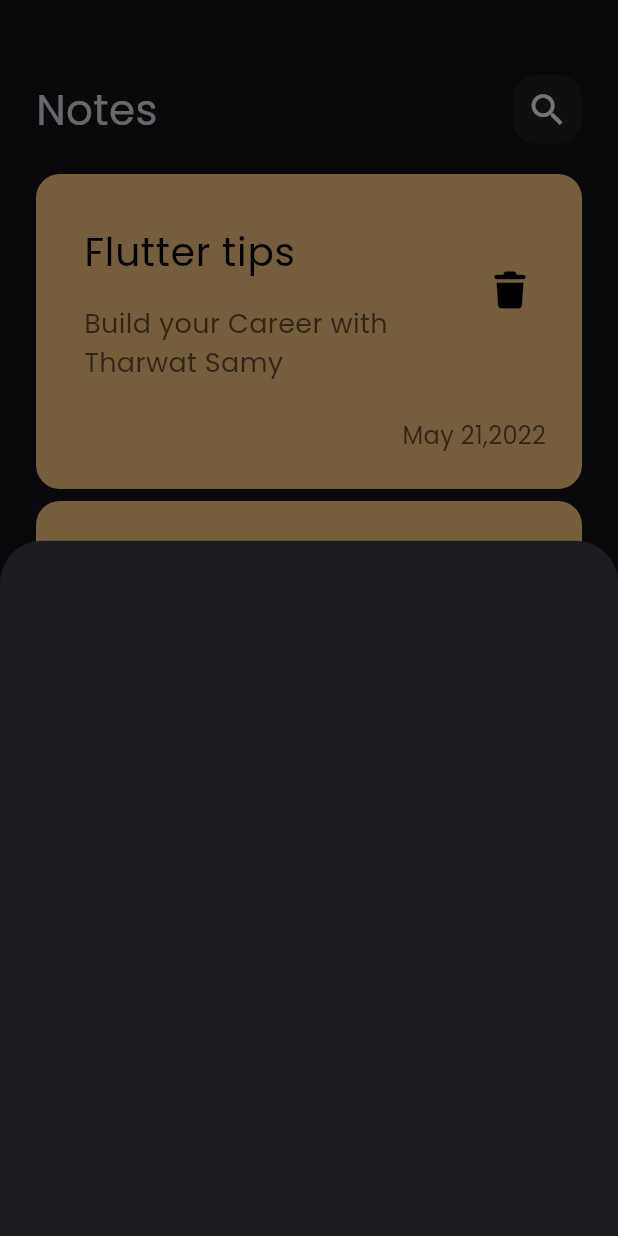
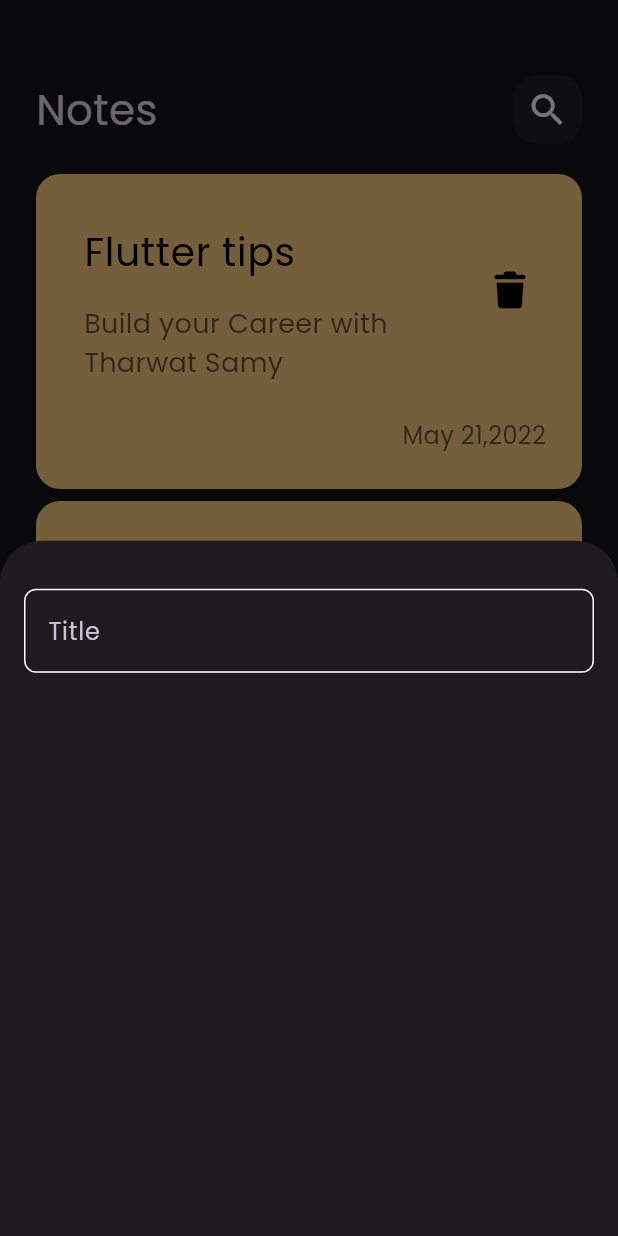
Before and after one commit to ahmedashraf-hub/Notes, a Flutter app: the screen it shows after launch, after a tap on the "add" icon, on a phone screen of 412 x 824 dp. Run offline on Flutter 3.47's test engine with Material 3 defaults, Android fonts, the phone set to English and light mode, and no system bars; our stand-ins replace font_awesome_flutter.

Commit message:
Create Custom Text Field.

```diff
--- /dev/null
+++ b/lib/constants.dart
@@ -0,0 +1,3 @@
+import 'package:flutter/material.dart';
+
+const Color kPrimaryColor = Color(0XFF62FCD7);
--- a/lib/views/homeview.dart
+++ b/lib/views/homeview.dart
@@ -1,4 +1,5 @@
 import 'package:flutter/material.dart';
+import 'package:notes/constants.dart';
 import 'package:notes/widgets/add_note_bottom_sheet.dart';
 import 'package:notes/widgets/home_view_body.dart';
 
@@ -9,7 +10,7 @@ class Homeview extends StatelessWidget {
   Widget build(BuildContext context) {
     return Scaffold(
       floatingActionButton: FloatingActionButton(
-        backgroundColor: Colors.greenAccent,
+        backgroundColor: kPrimaryColor,
         shape: CircleBorder(),
         onPressed: () {
           showModalBottomSheet(
--- a/lib/widgets/add_note_bottom_sheet.dart
+++ b/lib/widgets/add_note_bottom_sheet.dart
@@ -1,10 +1,14 @@
 import 'package:flutter/material.dart';
+import 'package:notes/widgets/custom_text_field.dart';
 
 class AddNoteBottomSheet extends StatelessWidget {
   const AddNoteBottomSheet({super.key});
 
   @override
   Widget build(BuildContext context) {
-    return Container();
+    return Padding(
+      padding: const EdgeInsets.symmetric(horizontal: 16.0),
+      child: Column(children: [SizedBox(height: 32), CustomTextField()]),
+    );
   }
 }
--- /dev/null
+++ b/lib/widgets/custom_text_field.dart
@@ -0,0 +1,26 @@
+import 'package:flutter/material.dart';
+import 'package:notes/constants.dart';
+
+class CustomTextField extends StatelessWidget {
+  const CustomTextField({super.key});
+
+  @override
+  Widget build(BuildContext context) {
+    return TextField(
+      cursorColor: kPrimaryColor,
+      decoration: InputDecoration(
+        border: buildBorder(),
+        enabledBorder: buildBorder(),
+        focusedBorder: buildBorder(kPrimaryColor),
+        hintText: 'Title',
+      ),
+    );
+  }
+
+  OutlineInputBorder buildBorder([color]) {
+    return OutlineInputBorder(
+      borderRadius: BorderRadius.circular(8),
+      borderSide: BorderSide(color: color ?? Colors.white),
+    );
+  }
+}
```
